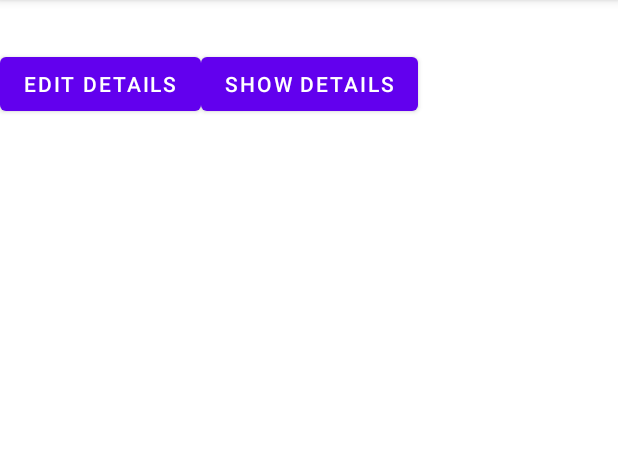
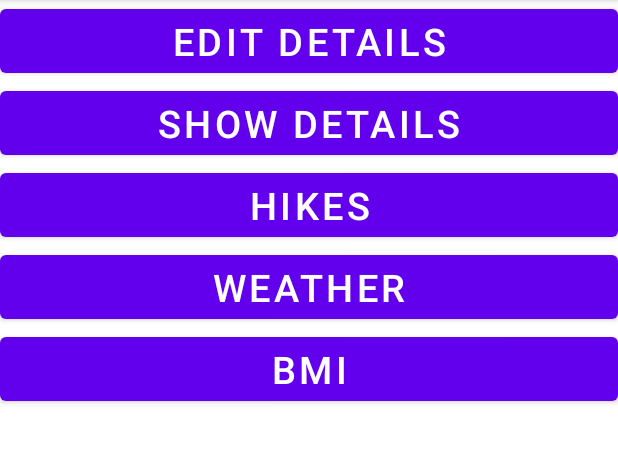
Before and after one commit to cdrudd120/CS4530LifestyleApp, an Android app: the screen it shows after launch (MainActivity), on a phone screen of 412 x 824 dp, the part 84-547 px from its top. Run offline under Robolectric (Android 15) with nearby library versions, the phone set to English and light mode, and no system bars.

Commit message:
Updated fragment layout and added basic hike feature

```diff
--- /dev/null
+++ b/app/src/main/java/com/example/cs4530lifestyleapp/ListFragment.kt
@@ -0,0 +1,81 @@
+package com.example.cs4530lifestyleapp
+
+import android.content.Context
+import android.os.Bundle
+import android.view.LayoutInflater
+import android.view.View
+import android.view.ViewGroup
+import android.widget.Button
+import androidx.fragment.app.Fragment
+
+class ListFragment : Fragment(), View.OnClickListener {
+
+    private var mDataPasser: ListDataPassingInterface? = null
+    private var DataArray: Array<String?> = Array(1, {null})
+
+    private var btnEditDetails: Button? = null
+    private var btnDetails: Button? = null
+    private var btnHikes: Button? = null
+    private var btnWeather: Button? = null
+    private var btnBMI: Button? = null
+
+    interface ListDataPassingInterface {
+        fun passDataList(data: Array<String?>?)
+    }
+
+    override fun onAttach(context: Context) {
+        super.onAttach(context)
+        mDataPasser = try {
+            context as ListDataPassingInterface
+        } catch (e: ClassCastException) {
+            throw ClassCastException("$context must implement SubmitFragment.DataPassingInterface")
+        }
+    }
+
+    override fun onCreateView(
+        inflater: LayoutInflater,
+        container: ViewGroup?,
+        savedInstanceState: Bundle?
+    ): View? {
+        val view = inflater.inflate(R.layout.fragment_list, container, false)
+
+        btnDetails = view.findViewById(R.id.btnShowDetails)
+        btnEditDetails = view.findViewById(R.id.btnEditDetails)
+        btnHikes = view.findViewById(R.id.btnHikes)
+        btnBMI = view.findViewById(R.id.btnBMI)
+        btnWeather = view.findViewById(R.id.btnWeather)
+
+        btnDetails!!.setOnClickListener(this)
+        btnHikes!!.setOnClickListener(this)
+        btnEditDetails!!.setOnClickListener(this)
+        btnBMI!!.setOnClickListener(this)
+        btnWeather!!.setOnClickListener(this)
+
+        return view
+    }
+
+    override fun onClick(view: View) {
+        when (view.id) {
+            R.id.btnShowDetails -> {
+                DataArray[0] = "Details"
+                mDataPasser!!.passDataList(DataArray)
+            }
+            R.id.btnEditDetails -> {
+                DataArray[0] = "Edit"
+                mDataPasser!!.passDataList(DataArray)
+            }
+            R.id.btnHikes -> {
+                DataArray[0] = "Hikes"
+                mDataPasser!!.passDataList(DataArray)
+            }
+            R.id.btnWeather -> {
+                DataArray[0] = "Weather"
+                mDataPasser!!.passDataList(DataArray)
+            }
+            R.id.btnBMI -> {
+                DataArray[0] = "BMI"
+                mDataPasser!!.passDataList(DataArray)
+            }
+        }
+    }
+}
--- a/app/src/main/java/com/example/cs4530lifestyleapp/MainActivity.kt
+++ b/app/src/main/java/com/example/cs4530lifestyleapp/MainActivity.kt
@@ -1,17 +1,19 @@
 package com.example.cs4530lifestyleapp
 
+import android.content.ActivityNotFoundException
+import android.content.Intent
+import android.net.Uri
 import androidx.appcompat.app.AppCompatActivity
-import com.example.cs4530lifestyleapp.DetailsFragment.DataPassingInterface
+import com.example.cs4530lifestyleapp.DetailsFragment.DetailsDataPassingInterface
+import com.example.cs4530lifestyleapp.ListFragment.ListDataPassingInterface
+import com.example.cs4530lifestyleapp.ShowDetailsFragment.ShowDetailsDataPassingInterface
+
 import android.widget.TextView
 import android.os.Bundle
 import android.view.View
 import android.widget.Button
 
-class MainActivity : AppCompatActivity(), DataPassingInterface, View.OnClickListener {
-    // View Elements
-    private var btnShowDetails: Button? = null
-    private var btnEditDetails: Button? = null
-
+class MainActivity : AppCompatActivity(), DetailsDataPassingInterface, ListDataPassingInterface, ShowDetailsDataPassingInterface {
     // Variables to store data in so we can keep it.
     private var mStringFirstName: String? = null
     private var mStringLastName: String? = null
@@ -26,30 +28,20 @@ class MainActivity : AppCompatActivity(), DataPassingInterface, View.OnClickList
         super.onCreate(savedInstanceState)
         setContentView(R.layout.activity_main)
 
-        btnEditDetails = findViewById<View>(R.id.btnEditDetails) as Button
-        btnShowDetails = findViewById<View>(R.id.btnShowDetails) as Button
-
-        btnEditDetails!!.setOnClickListener(this)
-        btnShowDetails!!.setOnClickListener(this)
+        showButtonFragment()
     }
 
-    override fun passData(data: Array<String?>?) {
-        mStringFirstName = data!![0]
-        mStringLastName = data[1]
-        print("LAST NAME " + mStringLastName)
-        mSex = data[2]
-        mWeight = data[3]
-        mAge = data[4]
-        mActivityLevel = data[5]
-        mHeight = data[6]
-        mLocation = data[7]
+    private fun showButtonFragment() {
+        killFragment()
 
-        btnEditDetails!!.setEnabled(true);
+        val buttonFragment = ListFragment()
+
+        val fTrans = supportFragmentManager.beginTransaction()
+        fTrans.replace(R.id.fl_frag_container, buttonFragment, "main_tag")
+        fTrans.commit()
     }
 
-    override fun onClick(view: View) {
-        when (view.id) {
-            R.id.btnEditDetails -> {
+    private fun showEditDetailsFragment() {
         killFragment()
 
         val detailsFragment = DetailsFragment()
@@ -66,10 +58,11 @@ class MainActivity : AppCompatActivity(), DataPassingInterface, View.OnClickList
         detailsFragment.arguments = sentData
 
         val fTrans = supportFragmentManager.beginTransaction()
-                fTrans.replace(R.id.fl_frag_container, detailsFragment, "submit_frag")
+        fTrans.replace(R.id.fl_frag_container, detailsFragment, "main_tag")
         fTrans.commit()
     }
-            R.id.btnShowDetails -> {
+
+    private fun showDetailsFragment() {
         killFragment()
 
         val showDetailsFragment = ShowDetailsFragment()
@@ -86,14 +79,64 @@ class MainActivity : AppCompatActivity(), DataPassingInterface, View.OnClickList
         showDetailsFragment.arguments = sentData
 
         val fTrans = supportFragmentManager.beginTransaction()
-                fTrans.replace(R.id.fl_frag_container, showDetailsFragment, "submit_frag")
+        fTrans.replace(R.id.fl_frag_container, showDetailsFragment, "main_tag")
         fTrans.commit()
     }
+
+    private fun showHikes() {
+        val searchUri = Uri.parse("geo:40.767778,-111.845205?q=hikes")
+        //Create the implicit intent
+        val mapIntent = Intent(Intent.ACTION_VIEW, searchUri)
+        //If there's an activity associated with this intent, launch it
+        try{
+            startActivity(mapIntent)
+        }catch(ex: ActivityNotFoundException){
+            //handle errors here
+        }
+    }
+
+    private fun showWeatherFragment() {
+
+    }
+
+    private fun showBMIFragment() {
+
+    }
+
+    override fun passDataDetails(data: Array<String?>?) {
+        mStringFirstName = data!![0]
+        mStringLastName = data[1]
+        mSex = data[2]
+        mWeight = data[3]
+        mAge = data[4]
+        mActivityLevel = data[5]
+        mHeight = data[6]
+        mLocation = data[7]
+
+        showButtonFragment()
+    }
+
+    override fun backFromShowDetails() {
+        showButtonFragment()
+    }
+
+    override fun passDataList(data: Array<String?>?) {
+        val buttonClicked = data!![0]
+        if (buttonClicked == "Details") {
+            showDetailsFragment()
+        } else if (buttonClicked == "Hikes") {
+            showHikes()
+        } else if (buttonClicked == "Edit") {
+            showEditDetailsFragment()
+        } else if (buttonClicked == "Weather") {
+            showWeatherFragment()
+        } else if (buttonClicked == "BMI") {
+            showBMIFragment()
         }
     }
 
     fun killFragment() {
-        getSupportFragmentManager().findFragmentByTag("submit_frag")?.let {
+        getSupportFragmentManager().findFragmentByTag("main_tag")?.let {
             getSupportFragmentManager().beginTransaction().remove(it).commit()
         };
     }
--- a/app/src/main/res/layout/activity_main.xml
+++ b/app/src/main/res/layout/activity_main.xml
@@ -6,23 +6,9 @@
     android:layout_height="match_parent"
     android:padding="0dp"
     tools:context=".MainActivity">
-        <Button
-            android:id="@+id/btnEditDetails"
-            android:layout_width="wrap_content"
-            android:layout_height="48dp"
-            android:layout_marginTop="32dp"
-            android:text="Edit Details" />
-        <Button
-            android:id="@+id/btnShowDetails"
-            android:layout_width="wrap_content"
-            android:layout_height="48dp"
-            android:layout_marginTop="32dp"
-            android:layout_toRightOf="@id/btnEditDetails"
-            android:text="Show Details" />
         <androidx.fragment.app.FragmentContainerView
             android:layout_width="match_parent"
             android:layout_height="wrap_content"
             android:id="@+id/fl_frag_container"
-            android:layout_below="@id/btnEditDetails"
             />
 </RelativeLayout>
--- /dev/null
+++ b/app/src/main/res/layout/fragment_list.xml
@@ -0,0 +1,43 @@
+<?xml version="1.0" encoding="utf-8"?>
+<LinearLayout
+    xmlns:android="http://schemas.android.com/apk/res/android"
+    android:layout_height="match_parent"
+    android:layout_width="match_parent"
+    android:id="@+id/buttonLayout"
+    android:orientation="vertical">
+    <Button
+        android:id="@+id/btnEditDetails"
+        android:layout_width="match_parent"
+        android:layout_weight="1"
+        android:layout_height="0dp"
+        android:textSize="25dp"
+        android:text="Edit Details" />
+    <Button
+        android:id="@+id/btnShowDetails"
+        android:layout_width="match_parent"
+        android:layout_weight="1"
+        android:layout_height="0dp"
+        android:textSize="25dp"
+        android:text="Show Details" />
+    <Button
+        android:id="@+id/btnHikes"
+        android:layout_width="match_parent"
+        android:layout_weight="1"
+        android:layout_height="0dp"
+        android:textSize="25dp"
+        android:text="Hikes" />
+    <Button
+        android:id="@+id/btnWeather"
+        android:layout_width="match_parent"
+        android:layout_weight="1"
+        android:layout_height="0dp"
+        android:textSize="25dp"
+        android:text="Weather" />
+    <Button
+        android:id="@+id/btnBMI"
+        android:layout_width="match_parent"
+        android:layout_weight="1"
+        android:layout_height="0dp"
+        android:textSize="25dp"
+        android:text="BMI" />
+</LinearLayout>
```
Also changed, not shown: app/src/main/java/com/example/cs4530lifestyleapp/DetailsFragment.kt (+6 -6 lines), app/src/main/java/com/example/cs4530lifestyleapp/ShowDetailsFragment.kt (+44 -1 lines), app/src/main/res/layout/fragment_show_details.xml (+7 -0 lines). Lines whose indentation alone changed are shown as unchanged.
